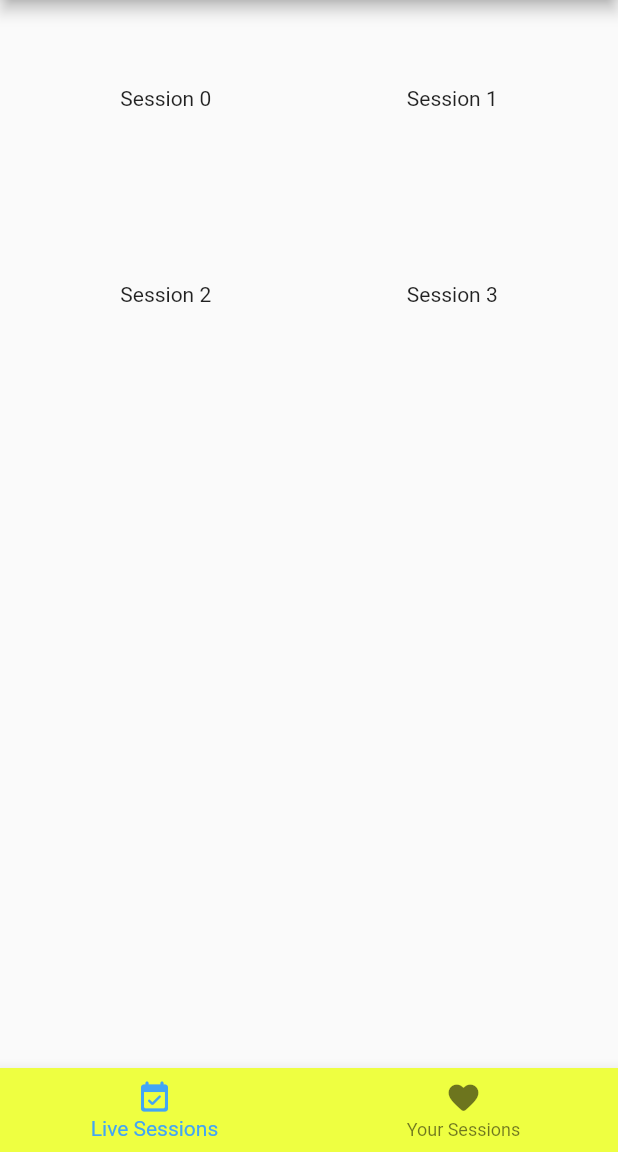
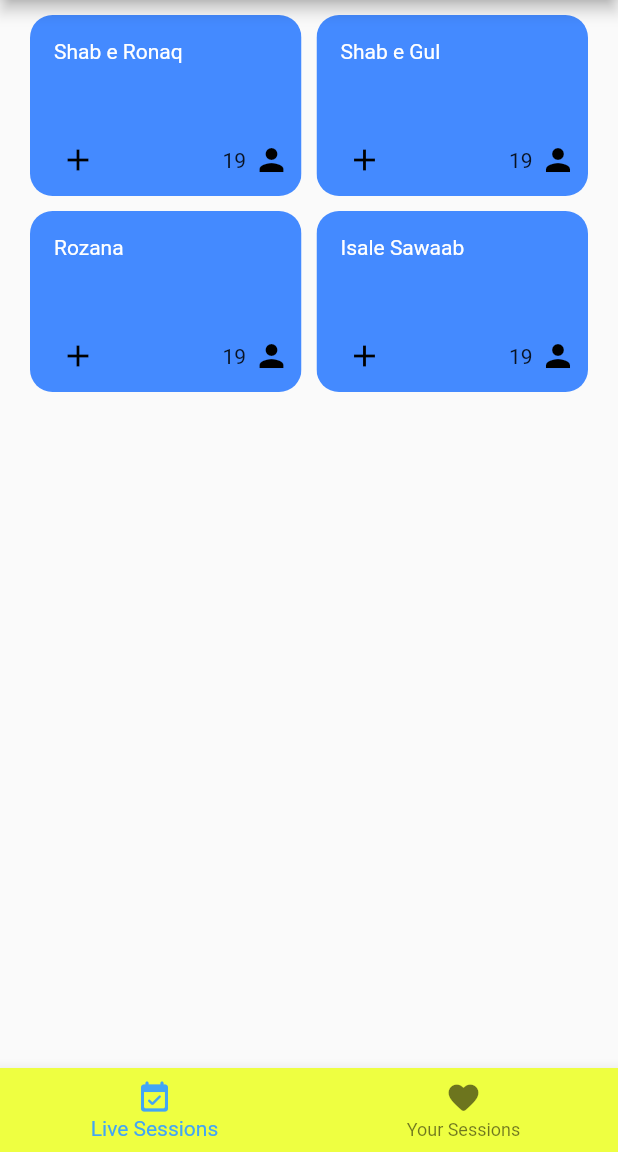
Before and after one commit to tayyab530/QuranicSessions, a Flutter app: the screen it shows after launch, on a phone screen of 412 x 824 dp, the part 84-1236 px from its top. Run offline on Flutter 3.47's test engine with Material 2 defaults, Android fonts, the phone set to English and light mode, and no system bars.

```diff
--- a/lib/src/app.dart
+++ b/lib/src/app.dart
@@ -1,15 +1,18 @@
 import 'package:flutter/material.dart';
+import 'package:provider/provider.dart';
 
-
+import 'providers/session_provider.dart';
 import 'screens/about_screen.dart';
 import 'screens/settings_screen.dart';
-
 import 'screens/main_screen.dart';
 
 class App extends StatelessWidget {
   @override
   Widget build(BuildContext context) {
-    return MaterialApp(
+
+    return ChangeNotifierProvider(
+      create: (context) => Session(),
+          child: MaterialApp(
         theme: ThemeData(
           primarySwatch: Colors.blueGrey,
           accentColor: Colors.limeAccent,
@@ -21,6 +24,7 @@ class App extends StatelessWidget {
           SettingsScreen.routeName: (ctx)=> SettingsScreen(),
           AboutScreen.routeName: (ctx)=> AboutScreen(),
         },
+      ),
     );
   }
 }
--- a/lib/src/providers/session_provider.dart
+++ b/lib/src/providers/session_provider.dart
@@ -5,7 +5,7 @@ import 'package:flutter/cupertino.dart';
 import '../models/session_model.dart';
 
 class Session with ChangeNotifier {
-  List<SessionItem> _sessions = [
+  List<SessionItem> _sessionItems = [
     SessionItem(
       id: 's1',
       title: 'Shab e Ronaq',
@@ -32,5 +32,6 @@ class Session with ChangeNotifier {
     )
   ];
 
+  List<SessionItem> get sessionItems => _sessionItems;
 
 }
--- a/lib/src/widgets/session_grid.dart
+++ b/lib/src/widgets/session_grid.dart
@@ -1,13 +1,24 @@
 import 'package:flutter/material.dart';
+import 'package:provider/provider.dart';
+
+import '../widgets/session_item.dart';
+import '../providers/session_provider.dart';
 
 class SessionsGrid extends StatelessWidget {
   @override
   Widget build(BuildContext context) {
+    final _sessionData = Provider.of<Session>(context);
+
     return GridView.builder(
-      padding: EdgeInsets.symmetric(vertical: 5.0,horizontal: 20.0),
-      itemCount: 4,
+      padding: EdgeInsets.symmetric(vertical: 10.0, horizontal: 20.0),
+      itemCount: _sessionData.sessionItems.length,
       itemBuilder: (ctx, index) {
-        return Center(child: Text('Session $index'),);
+        var _sessionItem = _sessionData.sessionItems[index];
+        return SessionItem(
+            id: _sessionItem.id,
+            title: _sessionItem.title,
+            remaining: _sessionItem.remaining,
+            issueTime: _sessionItem.issueTime);
       },
       gridDelegate: SliverGridDelegateWithFixedCrossAxisCount(
         crossAxisCount: 2,
--- /dev/null
+++ b/lib/src/widgets/session_item.dart
@@ -0,0 +1,50 @@
+import 'package:flutter/material.dart';
+
+class SessionItem extends StatelessWidget {
+  final String id;
+  final String title;
+  final int remaining;
+  final DateTime issueTime;
+
+  SessionItem({
+    @required this.id,
+    @required this.title,
+    @required this.remaining,
+    @required this.issueTime,
+  });
+
+  @override
+  Widget build(BuildContext context) {
+    return GridTile(
+      child: ClipRRect(
+        borderRadius: BorderRadius.circular(15.0),
+        child: Container(
+          color: Colors.blueAccent,
+          width: 150.0,
+          height: 200.0,
+        ),
+      ),
+      header: GridTileBar(title: Text(title)),
+      footer: GridTileBar(
+        leading: IconButton(
+          icon: Icon(
+            Icons.add_outlined,
+            color: Colors.black,
+          ),
+          onPressed: () {},
+        ),
+        title: Spacer(),
+        trailing: Row(
+          children: [
+            Text('${30 - remaining}'),
+            SizedBox(width: 5.0),
+            Icon(
+              Icons.person,
+              color: Colors.black,
+            ),
+          ],
+        ),
+      ),
+    );
+  }
+}
--- a/pubspec.yaml
+++ b/pubspec.yaml
@@ -28,6 +28,7 @@ dependencies:
   # The following adds the Cupertino Icons font to your application.
   # Use with the CupertinoIcons class for iOS style icons.
   cupertino_icons: ^1.0.0
+  provider: ^5.0.0
 
 dev_dependencies:
   flutter_test:
```
Also changed, not shown: pubspec.lock. Lines whose indentation alone changed are shown as unchanged.
